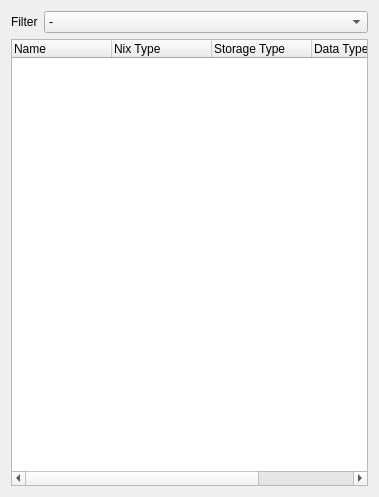
Old version of the form RawTreeView.ui in the repository bendalab/NixView.
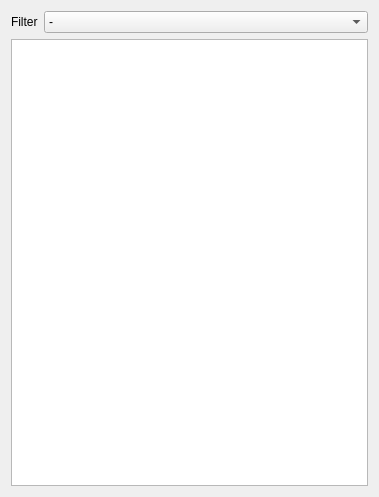
New version of the form.

Diff of the .ui file:
```diff
--- a/RawTreeView.ui
+++ b/RawTreeView.ui
@@ -14,47 +14,6 @@
    <string>Form</string>
   </property>
   <layout class="QGridLayout" name="gridLayout">
-   <item row="1" column="0">
-    <widget class="QTreeWidget" name="treeWidget">
-     <property name="autoExpandDelay">
-      <number>1</number>
-     </property>
-     <property name="itemsExpandable">
-      <bool>true</bool>
-     </property>
-     <property name="sortingEnabled">
-      <bool>false</bool>
-     </property>
-     <property name="animated">
-      <bool>true</bool>
-     </property>
-     <column>
-      <property name="text">
-       <string>Name</string>
-      </property>
-     </column>
-     <column>
-      <property name="text">
-       <string>Nix Type</string>
-      </property>
-     </column>
-     <column>
-      <property name="text">
-       <string>Storage Type</string>
-      </property>
-     </column>
-     <column>
-      <property name="text">
-       <string>Data Type</string>
-      </property>
-     </column>
-     <column>
-      <property name="text">
-       <string>Shape</string>
-      </property>
-     </column>
-    </widget>
-   </item>
    <item row="0" column="0">
     <layout class="QHBoxLayout" name="horizontalLayout">
      <item>
@@ -101,6 +60,22 @@
      </item>
     </layout>
    </item>
+   <item row="1" column="0">
+    <widget class="QTreeView" name="treeView">
+     <property name="autoExpandDelay">
+      <number>1</number>
+     </property>
+     <property name="itemsExpandable">
+      <bool>true</bool>
+     </property>
+     <property name="sortingEnabled">
+      <bool>false</bool>
+     </property>
+     <property name="animated">
+      <bool>true</bool>
+     </property>
+    </widget>
+   </item>
   </layout>
  </widget>
  <resources/>
```
